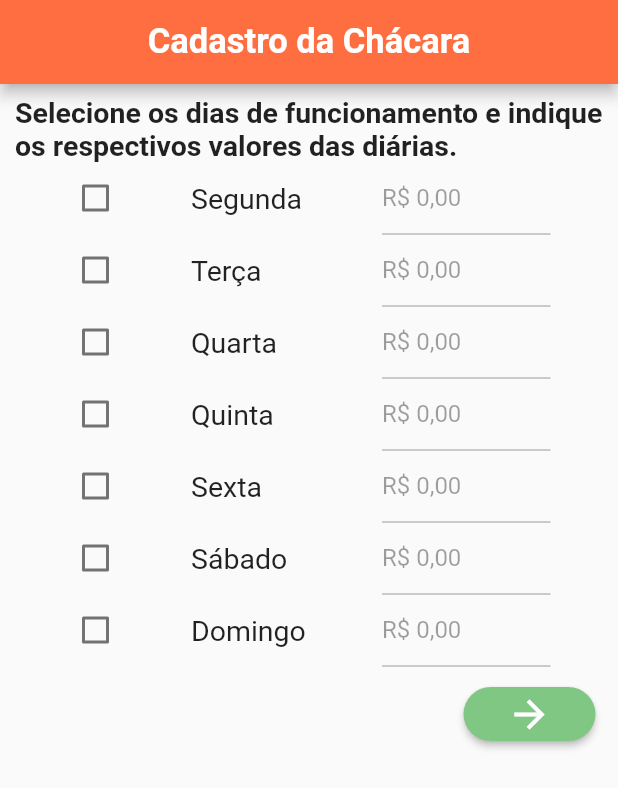
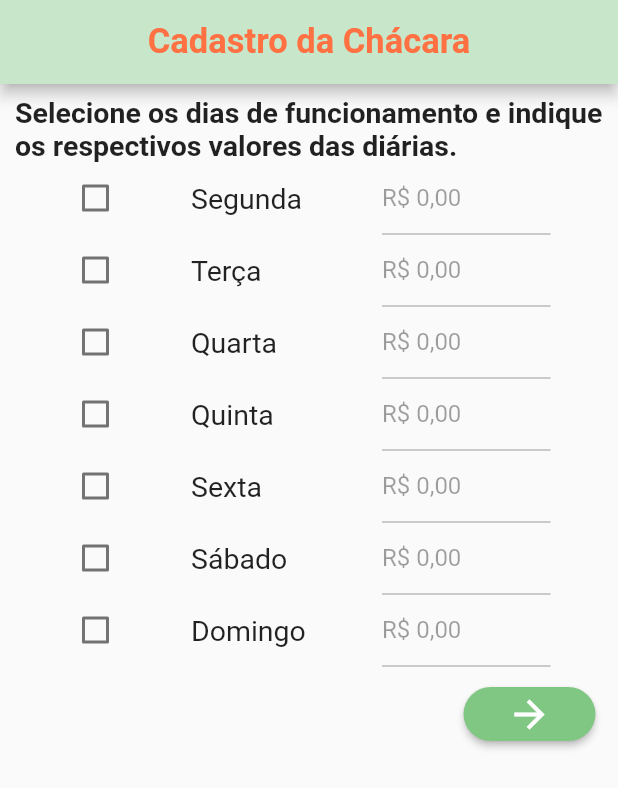
Before and after one commit to edvilsonjr/PI19D, a Flutter app: the screen it shows after launch, after a tap on the "arrow forward" icon, on a phone screen of 412 x 824 dp. Shown: the top 788 px of the screen. Run offline on Flutter 3.47's test engine with Material 2 defaults, Android fonts, the phone set to English and light mode, and no system bars; our stand-ins replace firebase_storage, flutter_masked_text, image_picker; missing offline and left inert: flutter_auth_buttons; accounts and stored records are empty.

Commit message:
Termino da galeria

```diff
--- a/lib/view/cadastro.dart
+++ b/lib/view/cadastro.dart
@@ -12,10 +12,10 @@ class _CadastroState extends State<Cadastro> {
       appBar: AppBar(
         title: Text(
           "Cadastro",
-          style: TextStyle(color: Colors.white),
+          style: TextStyle(color: Colors.deepOrange[400]),
         ),
         centerTitle: true,
-        backgroundColor: Colors.deepOrange,
+        backgroundColor: Colors.white,
       ),
       body:
       SingleChildScrollView(child: Container(
--- a/lib/view/cadastro_chacara.dart
+++ b/lib/view/cadastro_chacara.dart
@@ -26,11 +26,11 @@ class _CadChacaraState extends State<CadChacara> {
               "Cadastro da Chácara",
               style: TextStyle(
                 fontSize: 23,
-                color: Colors.white,
+                color: Colors.deepOrange[400],
                 fontWeight: FontWeight.bold,
               ),
             ),
-            backgroundColor: Colors.deepOrangeAccent,
+            backgroundColor: Colors.white,
           ),
           body: SingleChildScrollView(
             child: Padding(
--- a/lib/view/comodidades.dart
+++ b/lib/view/comodidades.dart
@@ -44,11 +44,11 @@ class _ComodidadeState extends State<Comodidade> {
           "Cadastro da Chácara",
           style: TextStyle(
             fontSize: 23,
-            color: Colors.white,
+            color: Colors.deepOrange[400],
             fontWeight: FontWeight.bold,
           ),
         ),
-        backgroundColor: Colors.deepOrangeAccent,
+        backgroundColor: Colors.white,
       ),
       body: SingleChildScrollView(
         child: Column(
--- a/lib/view/comodidades_p2.dart
+++ b/lib/view/comodidades_p2.dart
@@ -26,11 +26,11 @@ class _PessoaMesaState extends State<PessoaMesa> {
           "Cadastro da Chácara",
           style: TextStyle(
             fontSize: 23,
-            color: Colors.white,
+            color: Colors.deepOrange[400],
             fontWeight: FontWeight.bold,
           ),
         ),
-        backgroundColor: Colors.deepOrangeAccent,
+        backgroundColor: Colors.white,
       ),
       body: SingleChildScrollView(
         child: Column(
--- a/lib/view/diarias.dart
+++ b/lib/view/diarias.dart
@@ -44,11 +44,11 @@ class _DiariasState extends State<Diarias> {
           "Cadastro da Chácara",
           style: TextStyle(
             fontSize: 23,
-            color: Colors.white,
+            color: Colors.deepOrange[400],
             fontWeight: FontWeight.bold,
           ),
         ),
-        backgroundColor: Colors.deepOrangeAccent,
+        backgroundColor: Colors.green[100],
       ),
       body: SingleChildScrollView(
         child: Column(
--- a/lib/view/galeria.dart
+++ b/lib/view/galeria.dart
@@ -1,4 +1,4 @@
-//import 'package:firebase_storage/firebase_storage.dart';
+import 'package:firebase_storage/firebase_storage.dart';
 import 'package:flutter/material.dart';
 import 'package:image_picker/image_picker.dart';
 
@@ -11,8 +11,8 @@ class Galeria extends StatefulWidget {
 }
 
 class _GaleriaState extends State<Galeria> {
-
   bool teste = false;
+  Map<int, dynamic> Fotos = Map();
 
   @override
   Widget build(BuildContext context) {
@@ -23,94 +23,61 @@ bool teste = false;
           "Cadastro da Chácara",
           style: TextStyle(
             fontSize: 23,
-            color: Colors.white,
+            color: Colors.deepOrange[400],
             fontWeight: FontWeight.bold,
           ),
         ),
-        backgroundColor: Colors.deepOrangeAccent,
+        backgroundColor: Colors.white,
       ),
-    body: GestureDetector(
-      child: Container(
-        color: Colors.grey[350],
-        child: Icon(Icons.add, color: Colors.white70,),
+      body: Column(
+        children: <Widget>[
+          Padding(
+            padding: const EdgeInsets.only(top: 8.0, bottom: 8.0),
+            child: Text(
+              "Adicione até 6 fotos da chácara:",
+              style: TextStyle(fontWeight: FontWeight.bold, fontSize: 20.0),
             ),
-      onTap: Adicionar,
-
+          ),
+          Expanded(
+            child: GaleriaImagem(context),
+          ),
+          RaisedButton(
+            onPressed: () {},
+            color: Colors.green[300],
+            child: Text(
+              "Finalizar",
+              style: TextStyle(
+                  fontWeight: FontWeight.bold,
+                  color: Colors.white,
+                  fontSize: 18.0),
+            ),
           )
+        ],
+      ),
     );
   }
 
   /*----------------------------------GRID------------------------------------*/
-//Criar a tela body dos gifs
-/*Widget _criarGifMesa(BuildContext context, AsyncSnapshot snapshot) {
+  Widget GaleriaImagem(BuildContext context, {AsyncSnapshot snapshot}) {
     return GridView.builder(
         gridDelegate: SliverGridDelegateWithFixedCrossAxisCount(
           crossAxisCount: 2,
           crossAxisSpacing: 10.0,
           mainAxisSpacing: 10.0,
         ),
-    //itemCount: snapshot.data["data"].length,
-    itemCount: _getQuantidadeGifs(snapshot.data["data"]),
+        itemCount: 6,
         itemBuilder: (context, index) {
-      if (busca == null || index < snapshot.data["data"].length) {
           return GestureDetector(
-          onLongPress: (){
-            Share.share(snapshot.data["data"][index]["images"]["fixed_height"]["url"]);
-          },
+            child: Container(
+                color: Colors.grey[200],
+                child: Fotos[index] == null
+                    ? Icon(
+                        Icons.add_circle,
+                        color: Colors.black,
+                      )
+                    : Image.network(Fotos[index])),
             onTap: () {
-            print("A $index");
-
-            Navigator.push(
-              context,
-              MaterialPageRoute(
-                  builder: (context) =>
-                      GifPage(snapshot.data["data"][index])),
-            );
-          },
-          child: FadeInImage.memoryNetwork(
-            placeholder: kTransparentImage,
-            image: snapshot.data["data"][index]["images"]["fixed_height"]
-            ["url"],
-            fit: BoxFit.cover,
-            height: 300,
-          ),
-          //child: Image.network(
-          //  snapshot.data["data"][index]["images"]["fixed_height"]["url"],
-          //  fit: BoxFit.cover,
-          //),
-        );
-      } else {
-        return Container(
-          child: GestureDetector(
-            onTap: () {
-              setState(() {
-                offset += 19;
-              });
-            },
-            child: Column(
-              mainAxisAlignment: MainAxisAlignment.center,
-              children: <Widget>[
-                Icon(
-                  Icons.add,
-                  color: Colors.white,
-                  size: 70,
-                ),
-                Text(
-                  "Ver mais...",
-                  style: TextStyle(color: Colors.white, fontSize: 22),
-                ),
-              ],
-            ),
-          ),
-        );
-      }
-    },
-  );
-}
-  */
-
-  Future<bool> Adicionar() {
-     showDialog(
+              return showDialog(
                 context: context,
                 builder: (context) {
                   return AlertDialog(
@@ -125,19 +92,23 @@ bool teste = false;
                               if (file == null) {
                                 return;
                               } else {
-
-                          // _contatoEditado.img = file.path;
-                          /*StorageUploadTask task = FirebaseStorage
+                                StorageUploadTask task = FirebaseStorage
                                     .instance
                                     .ref()
-                              .child("foto"+DateTime.now().toString()) //nome do arquivo
+                                    .child("foto" +
+                                        DateTime.now()
+                                            .toString()) //nome do arquivo
                                     .putFile(file);
 
-                          StorageTaskSnapshot taskSnapshot = await task.onComplete;
+                                StorageTaskSnapshot taskSnapshot =
+                                    await task.onComplete;
 
-                          String url = await taskSnapshot.ref.getDownloadURL();
-                          print(url);*/
-
+                                String url =
+                                    await taskSnapshot.ref.getDownloadURL();
+                                print(url);
+                                setState(() {
+                                  Fotos[index] = url;
+                                });
                               }
                             });
                           },
@@ -145,14 +116,28 @@ bool teste = false;
                       FlatButton(
                           onPressed: () {
                             Navigator.pop(context);
-                    //Navigator.pop(context);
+
                             ImagePicker.pickImage(source: ImageSource.gallery)
-                        .then((file) {
+                                .then((file) async {
                               if (file == null) {
                                 return;
                               } else {
+                                StorageUploadTask task = FirebaseStorage
+                                    .instance
+                                    .ref()
+                                    .child("foto_galeria" +
+                                        DateTime.now()
+                                            .toString()) //nome do arquivo
+                                    .putFile(file);
+
+                                StorageTaskSnapshot taskSnapshot =
+                                    await task.onComplete;
+
+                                String url =
+                                    await taskSnapshot.ref.getDownloadURL();
+                                print(url);
                                 setState(() {
-                          // _contatoEditado.img = file.path;
+                                  Fotos[index] = url;
                                 });
                               }
                             });
@@ -160,7 +145,10 @@ bool teste = false;
                           child: Text("Galeria")),
                     ],
                   );
+                },
+              );
+            },
+          );
         });
-    return Future.value(true);
   }
 }
--- a/lib/view/home.dart
+++ b/lib/view/home.dart
@@ -33,9 +33,10 @@ class _homeState extends State<home> {
     return DefaultTabController(
       length: 3,
       child: Scaffold(
+
         appBar: AppBar(
           iconTheme: IconThemeData(color: Colors.deepOrange),
-          title: Text("Home",style: TextStyle(color: Colors.deepOrange),),
+          title: Text("Home",style: TextStyle(color: Colors.deepOrangeAccent),),
           centerTitle: true,
           backgroundColor: Colors.white,
           bottom: TabBar(
--- a/lib/view/tela_login.dart
+++ b/lib/view/tela_login.dart
@@ -10,6 +10,7 @@ class _TelaLoginState extends State<TelaLogin> {
   @override
   Widget build(BuildContext context) {
     return Scaffold(
+      backgroundColor: Colors.green[100],
       body: Column(
         children: <Widget>[
           Padding(
```
Also changed, not shown: pubspec.lock, 5 other files. Lines whose indentation alone changed are shown as unchanged.
